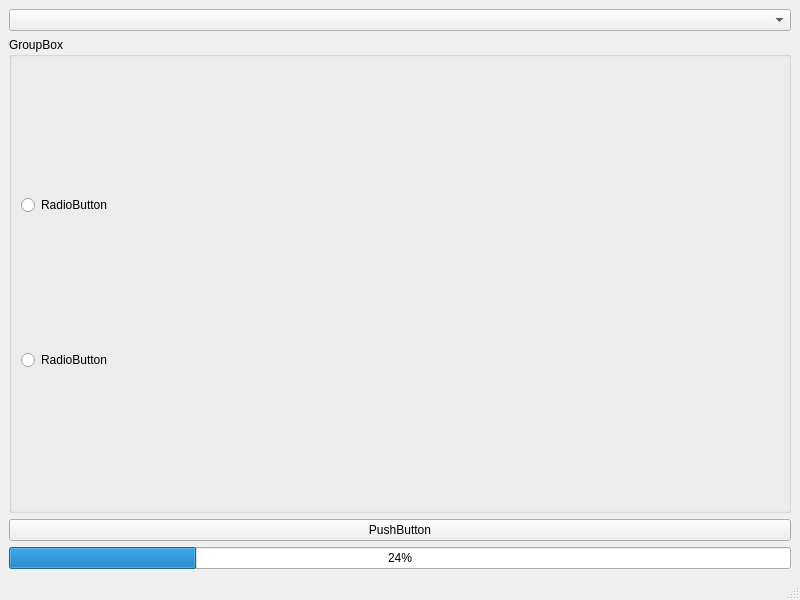
This is qt/qt_widgets/mainwindow.ui in ArkadiyAbramovich/Homeworks as Qt 5 draws it before an edit. The edited form follows.
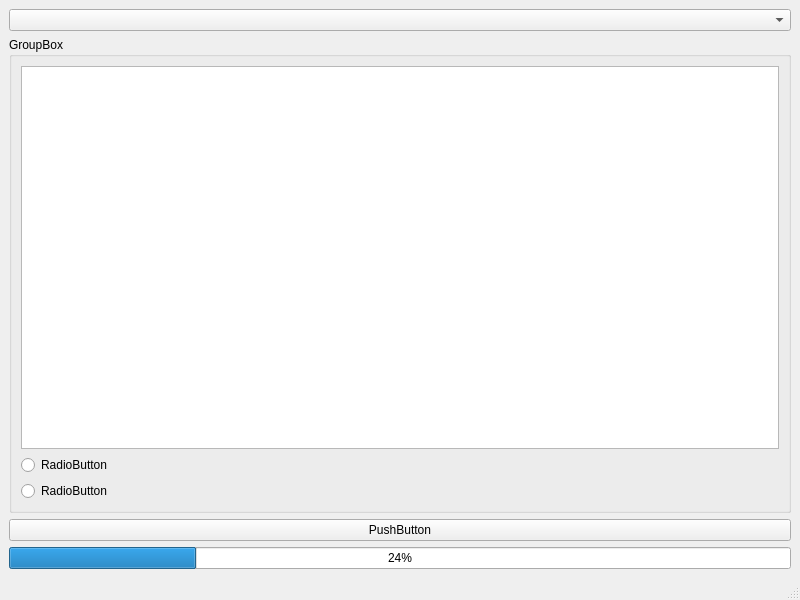
This is the edited form.

What changed in the file:
```diff
--- a/qt/qt_widgets/mainwindow.ui
+++ b/qt/qt_widgets/mainwindow.ui
@@ -28,14 +28,17 @@
        <string>GroupBox</string>
       </property>
       <layout class="QGridLayout" name="gridLayout_2">
-       <item row="0" column="0">
+       <item row="1" column="0">
         <widget class="QRadioButton" name="radioButton_2">
          <property name="text">
           <string>RadioButton</string>
          </property>
         </widget>
        </item>
-       <item row="2" column="0">
+       <item row="0" column="0">
+        <widget class="QTextBrowser" name="textBrowser"/>
+       </item>
+       <item row="3" column="0">
         <widget class="QRadioButton" name="radioButton">
          <property name="text">
           <string>RadioButton</string>
```
Left out of the diff: 18 changed lines with no effect on the pictures.
